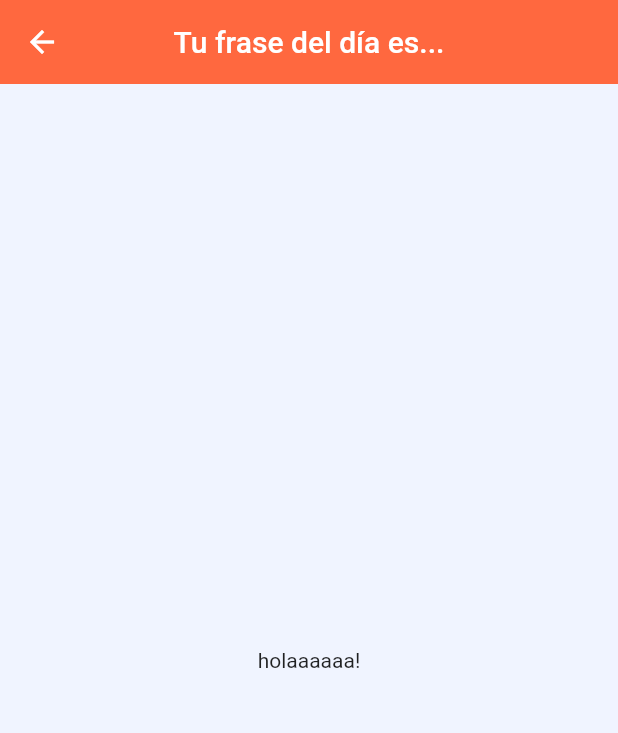
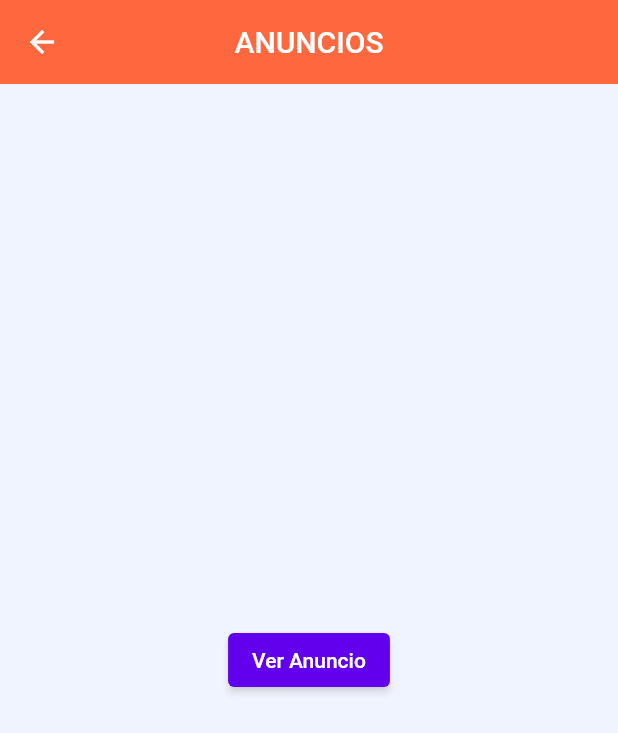
Before and after one commit to redlein/buscappme2, a Flutter app: the DrawerScreen widget shown alone on an empty page, opened directly, after a tap on "Anuncios", on a phone screen of 412 x 824 dp. Shown: the top 733 px of the screen. Run offline on Flutter 3.47's test engine with Material 2 defaults, Android fonts, the phone set to English and light mode, and no system bars; our stand-ins replace flutter_secure_storage, google_fonts, google_mobile_ads, image_picker, lottie, shared_preferences and 1 more; accounts and stored records are empty; network calls fail.

Commit message:
Anuncio intersticial

```diff
--- a/lib/anuncios/anuncios.dart
+++ b/lib/anuncios/anuncios.dart
@@ -1,7 +1,35 @@
 import 'package:flutter/material.dart';
+import 'package:google_mobile_ads/google_mobile_ads.dart';
 
 class AnunciosDemo extends StatelessWidget {
-  const AnunciosDemo({Key? key}) : super(key: key);
+   AnunciosDemo({Key? key}) : super(key: key) {
+    _initAd();
+  }
+
+  late InterstitialAd _interstitialAd;
+  bool _isAdLoaded = false;
+
+  void _initAd() {
+    var testAdUnitId;
+    InterstitialAd.load(
+      adUnitId: "ca-app-pub-3940256099942544/1033173712",
+      request: AdRequest(),
+      adLoadCallback: InterstitialAdLoadCallback(
+        onAdLoaded: onAdLoaded,
+        onAdFailedToLoad: (error) {}, ), );
+  }
+
+  void onAdLoaded(InterstitialAd ad){
+    _interstitialAd = ad;
+    _isAdLoaded = true;
+
+    _interstitialAd.fullScreenContentCallback = FullScreenContentCallback();
+    onAdDismissedFullScreenContent: (ad){
+      _interstitialAd.dispose();
+    };
+
+
+  }
 
   @override
   Widget build(BuildContext context) {
@@ -9,12 +37,17 @@
       appBar: AppBar(
         centerTitle: true,
         elevation: 0,
-        title: const Text('Tu frase del día es...'),
+        title: const Text('ANUNCIOS'),
       ),
-      body: Container(
-        alignment: Alignment.center,
-        child: const Text('holaaaaaa!'),
+      body: Center(
+        child: ElevatedButton(
+          onPressed: () {
+            if(_isAdLoaded){
+              _interstitialAd.show();
+            }
+          },
+          child: Text ('Ver Anuncio'),
       ),
-    );
-  }
+    ),);
+ }
 }
--- a/lib/screen/drawer/drawerp.dart
+++ b/lib/screen/drawer/drawerp.dart
@@ -111,7 +111,7 @@
                     } else if (sideMenuData['action_id'] == 3) {
                       Navigator.of(context).push(
                         MaterialPageRoute(
-                          builder: (context) => const AnunciosDemo(),
+                          builder: (context) =>  AnunciosDemo(),
                         ),
                       );
                     } else if (sideMenuData['action_id'] == 4) {
--- a/pubspec.yaml
+++ b/pubspec.yaml
@@ -31,6 +31,7 @@
 dependencies:
   flutter:
     sdk: flutter
+  google_mobile_ads: ^2.3.0
 
   # The following adds the Cupertino Icons font to your application.
   # Use with the CupertinoIcons class for iOS style icons.
```
Also changed, not shown: pubspec.lock, 3 other files.
